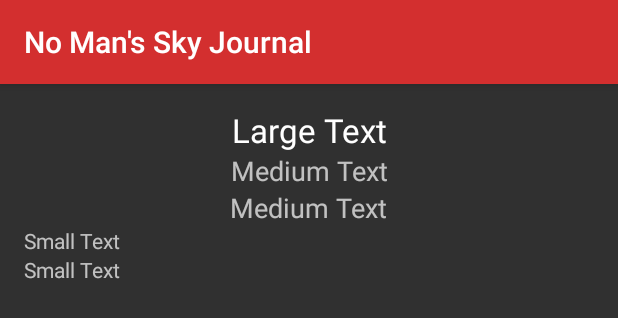
After one commit to jacewardell/NoMansSkyJournal, an Android app: the layout fragment_view_planet.xml on its own in the app's theme, with its tools: preview values and no code run, on a phone screen of 412 x 824 dp. The commit adds this screen. Shown: the top 318 px of the screen. Run offline under Robolectric (Android 15) with nearby library versions, the phone set to English and light mode, and no system bars.

Commit message:
Can't remember all the changes I made and don't want to look through it all.

```diff
--- a/app/src/main/AndroidManifest.xml
+++ b/app/src/main/AndroidManifest.xml
@@ -17,9 +17,10 @@
             </intent-filter>
         </activity>
         <activity
-            android:name="com.example.sadostrich.Controllers.AddDiscoveryActivity"
+            android:name="com.example.sadostrich.Controllers.DiscoveryActivity"
             android:label="@string/title_activity_add_discovery">
         </activity>
     </application>
 
+    <uses-permission android:name="ANDROID.PERMISSION.READ_EXTERNAL_STORAGE"/>
 </manifest>
--- a/app/src/main/java/com/example/sadostrich/Models/Planet.java
+++ b/app/src/main/java/com/example/sadostrich/Models/Planet.java
@@ -54,7 +54,7 @@ public class Planet extends Discovery implements Serializable {
         super(addPlanetFragment.getDate(), addPlanetFragment.getCommonNameText(), addPlanetFragment.getScientificNameText(), addPlanetFragment.getDescriptionText(),
                 addPlanetFragment.getStoryText(), addPlanetFragment.getImageUrl());
         this.solarSystemName = addPlanetFragment.getSolarSystemNameText();
-        this.size = addPlanetFragment.getSizeSpinnerSelection();
+        this.size = addPlanetFragment.getSize();
         animals = new ArrayList<>();
         plants = new ArrayList<>();
     }
--- /dev/null
+++ b/app/src/main/res/layout/fragment_view_planet.xml
@@ -0,0 +1,69 @@
+<?xml version="1.0" encoding="utf-8"?>
+<RelativeLayout xmlns:android="http://schemas.android.com/apk/res/android"
+              android:orientation="vertical"
+              android:layout_width="match_parent"
+              android:layout_height="match_parent"
+                android:paddingLeft="@dimen/activity_horizontal_margin"
+                android:paddingRight="@dimen/activity_horizontal_margin"
+                android:paddingTop="@dimen/activity_vertical_margin"
+                android:paddingBottom="@dimen/activity_vertical_margin">
+
+    <ImageView
+        android:layout_width="wrap_content"
+        android:layout_height="wrap_content"
+        android:id="@+id/view_planet_image"
+        android:layout_alignParentTop="true"
+        android:layout_centerHorizontal="true"
+        />
+
+    <TextView
+        android:layout_width="wrap_content"
+        android:layout_height="wrap_content"
+        android:textAppearance="?android:attr/textAppearanceLarge"
+        android:text="Large Text"
+        android:id="@+id/view_planet_common_name"
+        android:layout_below="@+id/view_planet_image"
+        android:layout_alignParentStart="true"
+        android:gravity="center"
+        android:layout_alignParentEnd="true"/>
+
+    <TextView
+        android:layout_width="wrap_content"
+        android:layout_height="wrap_content"
+        android:textAppearance="?android:attr/textAppearanceMedium"
+        android:text="Medium Text"
+        android:id="@+id/view_planet_scientific_name"
+        android:layout_alignEnd="@+id/view_planet_common_name"
+        android:layout_below="@+id/view_planet_common_name"
+        android:layout_alignStart="@+id/view_planet_common_name"
+        android:gravity="center"/>
+
+    <TextView
+        android:layout_width="wrap_content"
+        android:layout_height="wrap_content"
+        android:textAppearance="?android:attr/textAppearanceSmall"
+        android:text="Small Text"
+        android:id="@+id/view_planet_description"
+        android:layout_below="@+id/view_planet_solar_system_name"
+        android:layout_alignEnd="@+id/view_planet_scientific_name"
+        android:layout_alignStart="@+id/view_planet_scientific_name"/>
+
+    <TextView
+        android:layout_width="wrap_content"
+        android:layout_height="wrap_content"
+        android:textAppearance="?android:attr/textAppearanceSmall"
+        android:text="Small Text"
+        android:id="@+id/view_planet_discovery_story"
+        android:layout_alignEnd="@+id/view_planet_description"
+        android:layout_below="@+id/view_planet_description"
+        android:layout_alignStart="@+id/view_planet_description"/>
+
+    <TextView
+        android:layout_width="wrap_content"
+        android:layout_height="wrap_content"
+        android:textAppearance="?android:attr/textAppearanceMedium"
+        android:text="Medium Text"
+        android:id="@+id/view_planet_solar_system_name"
+        android:layout_below="@+id/view_planet_scientific_name"
+        android:layout_centerHorizontal="true"/>
+</RelativeLayout>
--- a/app/src/main/res/values/strings.xml
+++ b/app/src/main/res/values/strings.xml
@@ -26,7 +26,7 @@
     <string name="plant_fragment_extra">plant_fragment_extra</string>
 
     <string name="add">Add</string>
-    <!--<string name="title_activity_add_discovery">AddDiscoveryActivity</string>-->
+    <!--<string name="title_activity_add_discovery">DiscoveryActivity</string>-->
     <string name="title_activity_add_discovery">Add Planet</string>
 
     <!-- Hints-->
@@ -39,7 +39,9 @@
     <string name="title_activity_new">NewActivity</string>
 
     <!-- Intent names-->
-    <string name="add_discovery_type">add_discovery_type</string>
+    <string name="discovery_type">discovery_type</string>
+    <string name="discovery_add">discovery_add</string>
+    <string name="discovery">discovery</string>
 
     <!-- Fragmnet tags-->
     <string name="add_planet_fragment_tag">add_planet_fragment_tag</string>
```
Also changed, not shown: app/build.gradle (+8 -8 lines), app/src/main/java/com/example/sadostrich/Controllers/AddDiscoveryActivity.java (deleted, +0 -152 lines), app/src/main/java/com/example/sadostrich/Controllers/DiscoveryActivity.java (added, +168 -0 lines), app/src/main/java/com/example/sadostrich/Controllers/MainActivity.java (+32 -10 lines), app/src/main/java/com/example/sadostrich/Data/DiscoveryRecyclerAdapter.java (+21 -4 lines), app/src/main/java/com/example/sadostrich/Fragments/AddPlanetFragment.java (+27 -8 lines), app/src/main/java/com/example/sadostrich/Fragments/AnimalFragment.java (+1 -25 lines), app/src/main/java/com/example/sadostrich/Fragments/PlanetFragment.java (+0 -25 lines), app/src/main/java/com/example/sadostrich/Fragments/PlantFragment.java (+0 -24 lines), app/src/main/java/com/example/sadostrich/Fragments/ViewPlanetFragment.java (added, +65 -0 lines), app/src/main/java/com/example/sadostrich/Utils/Enums.java (+9 -0 lines), app/src/main/java/com/example/sadostrich/Utils/MiscUtil.java (added, +31 -0 lines), app/src/main/res/layout/activity_main.xml (+1 -10 lines), app/src/main/res/layout/fragment_add_planet.xml (+12 -15 lines), 4 other files.
